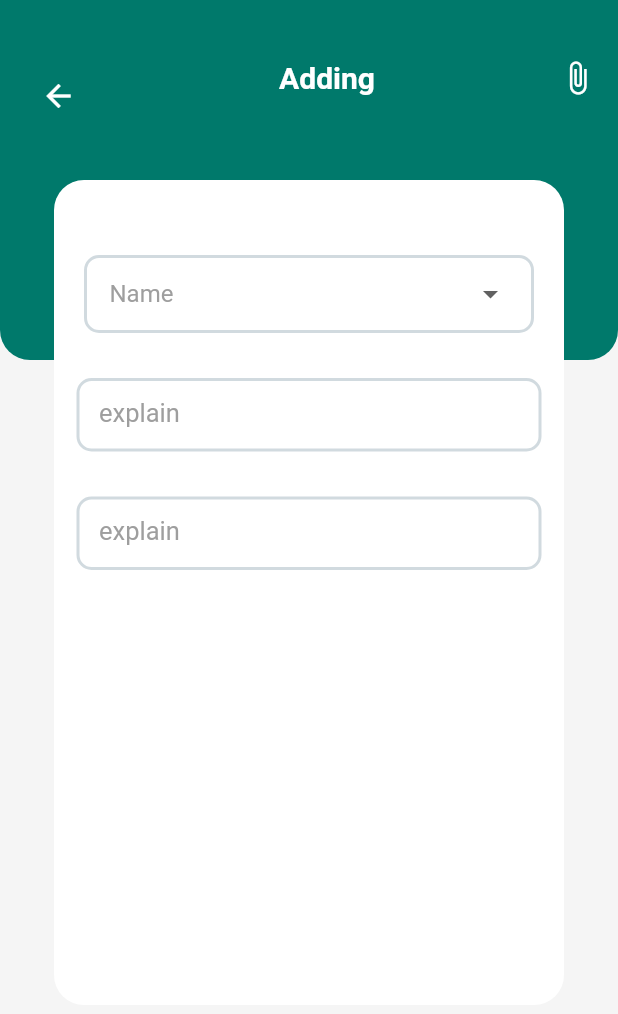
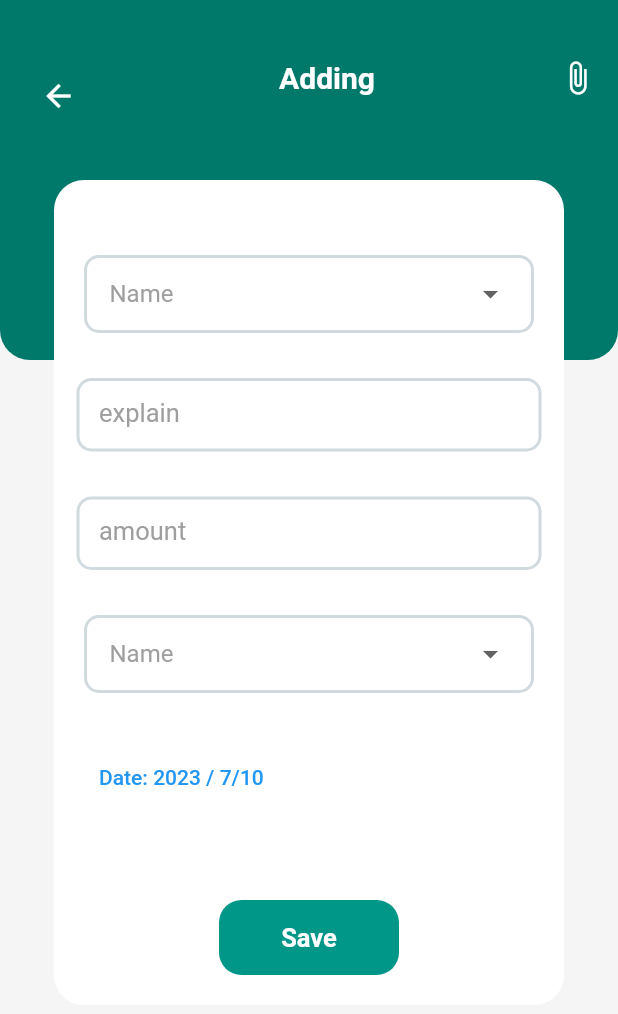
Before and after one commit to SuhailaShafi/CalcMoney, a Flutter app: the Add_screen screen opened directly, on a phone screen of 412 x 824 dp. Shown: the top 1014 px of the screen. Run offline on Flutter 3.47's test engine with Material 2 defaults, Android fonts, the phone set to English and light mode, and no system bars; our stand-ins replace hive, pie_chart; accounts and stored records are empty.

Commit message:
added some screens

```diff
--- /dev/null
+++ b/lib/models/add_date.dart
@@ -0,0 +1,18 @@
+import 'package:flutter/material.dart';
+import 'package:hive/hive.dart';
+part 'add_date.g.dart';
+
+@HiveType(typeId: 1)
+class Add_data extends HiveObject {
+  @HiveField(0)
+  String name;
+  @HiveField(1)
+  String explain;
+  @HiveField(2)
+  String amount;
+  @HiveField(3)
+  String IN;
+  @HiveField(4)
+  DateTime dateTime;
+  Add_data(this.IN, this.amount, this.explain, this.name, this.dateTime);
+}
--- a/lib/screens/add.dart
+++ b/lib/screens/add.dart
@@ -1,5 +1,3 @@
-import 'dart:math';
-
 import 'package:flutter/material.dart';
 
 class Add_screen extends StatefulWidget {
@@ -10,7 +8,9 @@ class Add_screen extends StatefulWidget {
 }
 
 class _Add_screenState extends State<Add_screen> {
+  DateTime date = DateTime.now();
   String? selectedItem;
+  String? selectedItemi;
   FocusNode ex = FocusNode();
   FocusNode amount = FocusNode();
   final List<String> _item = [
@@ -19,6 +19,7 @@ class _Add_screenState extends State<Add_screen> {
     "transportation",
     "Education"
   ];
+  final List<String> _itemi = ['Income', 'Expense'];
   final TextEditingController explain_C = TextEditingController();
   final TextEditingController amount_C = TextEditingController();
   @override
@@ -116,34 +117,19 @@ class _Add_screenState extends State<Add_screen> {
               SizedBox(
                 height: 30,
               ),
-              Padding(
-                padding: const EdgeInsets.symmetric(horizontal: 15),
-                child: TextField(
-                    controller: explain_C,
-                    decoration: InputDecoration(
-                        contentPadding:
-                            EdgeInsets.symmetric(horizontal: 15, vertical: 15),
-                        labelText: 'explain',
-                        labelStyle: TextStyle(
-                          fontSize: 17,
-                          color: Colors.grey.shade500,
-                        ),
-                        border: OutlineInputBorder(
-                            borderRadius: BorderRadius.circular(10),
-                            borderSide: BorderSide(
-                                width: 2,
-                                color: Color.fromARGB(255, 209, 218, 223))),
-                        enabledBorder: OutlineInputBorder(
-                            borderRadius: BorderRadius.circular(10),
-                            borderSide: BorderSide(
-                                width: 2,
-                                color: Color.fromARGB(255, 209, 218, 223))),
-                        focusedBorder: OutlineInputBorder(
-                            borderRadius: BorderRadius.circular(10),
-                            borderSide: BorderSide(
-                                width: 2,
-                                color:
-                                    const Color.fromARGB(255, 46, 186, 172))))),
+              methodAmount(),
+              SizedBox(
+                height: 30,
+              ),
+              categoryselectMethod(),
+              SizedBox(
+                height: 30,
+              ),
+              dateMethod(),
+              Spacer(),
+              saveButtonMethod(),
+              SizedBox(
+                height: 20,
               )
             ],
           ),
@@ -152,10 +138,149 @@ class _Add_screenState extends State<Add_screen> {
     );
   }
 
+  GestureDetector saveButtonMethod() {
+    return GestureDetector(
+      onTap: () {},
+      child: Container(
+        alignment: Alignment.center,
+        decoration: BoxDecoration(
+            borderRadius: BorderRadius.circular(15), color: Colors.teal),
+        width: 120,
+        height: 50,
+        child: Text(
+          'Save',
+          style: TextStyle(
+              fontFamily: 'f',
+              fontWeight: FontWeight.w600,
+              color: Colors.white,
+              fontSize: 17),
+        ),
+      ),
+    );
+  }
+
+  Widget dateMethod() {
+    return Container(
+      alignment: Alignment.bottomLeft,
+      decoration: BoxDecoration(
+          borderRadius: BorderRadius.circular(10),
+          border: Border.all(width: 2, color: Colors.white)),
+      width: 300,
+      child: TextButton(
+        onPressed: () async {
+          DateTime? newDate = await showDatePicker(
+              context: context,
+              initialDate: date,
+              firstDate: DateTime(2023),
+              lastDate: DateTime(2100));
+          if (newDate == Null) return;
+          setState(() {
+            date = newDate!;
+          });
+        },
+        child: Text('Date: ${date.year} / ${date.day}/${date.month}'),
+      ),
+    );
+  }
+
+  Padding categoryselectMethod() {
+    return Padding(
+      padding: const EdgeInsets.symmetric(horizontal: 15),
+      child: Container(
+        padding: EdgeInsets.symmetric(horizontal: 15),
+        decoration: BoxDecoration(
+            borderRadius: BorderRadius.circular(10),
+            border: Border.all(
+              width: 2,
+              color: Color.fromARGB(255, 209, 218, 223),
+            )),
+        width: 300,
+        child: DropdownButton<String>(
+          value: selectedItemi,
+          items: _itemi
+              .map((e) => DropdownMenuItem(
+                    child: Container(
+                        width: 40,
+                        child: Row(children: [
+                          Image.asset('assets/images/${e}.jpeg'),
+                          SizedBox(width: 10),
+                          Text(
+                            e,
+                            style: TextStyle(fontSize: 18),
+                          ),
+                        ])),
+                    value: e,
+                  ))
+              .toList(),
+          selectedItemBuilder: (BuildContext context) => _item
+              .map((e) => Row(
+                    children: [
+                      Container(
+                        width: 42,
+                        child: Image.asset('assets/images/${e}.jpeg'),
+                      ),
+                      SizedBox(
+                        width: 5,
+                      ),
+                      Text(e),
+                    ],
+                  ))
+              .toList(),
+          onChanged: ((value) {
+            setState(() {
+              selectedItemi = value!;
+            });
+          }),
+          hint: Text(
+            'Name',
+            style: TextStyle(
+              color: Colors.grey,
+            ),
+          ),
+          dropdownColor: Colors.white,
+          underline: Container(),
+          isExpanded: true,
+        ),
+      ),
+    );
+  }
+
+  Padding methodAmount() {
+    return Padding(
+      padding: const EdgeInsets.symmetric(horizontal: 15),
+      child: TextField(
+          keyboardType: TextInputType.number,
+          focusNode: amount,
+          controller: amount_C,
+          decoration: InputDecoration(
+              contentPadding:
+                  EdgeInsets.symmetric(horizontal: 15, vertical: 15),
+              labelText: 'amount',
+              labelStyle: TextStyle(
+                fontSize: 17,
+                color: Colors.grey.shade500,
+              ),
+              border: OutlineInputBorder(
+                  borderRadius: BorderRadius.circular(10),
+                  borderSide: BorderSide(
+                      width: 2, color: Color.fromARGB(255, 209, 218, 223))),
+              enabledBorder: OutlineInputBorder(
+                  borderRadius: BorderRadius.circular(10),
+                  borderSide: BorderSide(
+                      width: 2, color: Color.fromARGB(255, 209, 218, 223))),
+              focusedBorder: OutlineInputBorder(
+                  borderRadius: BorderRadius.circular(10),
+                  borderSide: BorderSide(
+                      width: 2,
+                      color: const Color.fromARGB(255, 46, 186, 172))))),
+    );
+  }
+
   Padding explain() {
     return Padding(
       padding: const EdgeInsets.symmetric(horizontal: 15),
       child: TextField(
+          focusNode: ex,
           controller: explain_C,
           decoration: InputDecoration(
               contentPadding:
--- a/lib/screens/bottomnavigation.dart
+++ b/lib/screens/bottomnavigation.dart
@@ -1,3 +1,4 @@
+import 'package:evesapp/screens/category.dart';
 import 'package:flutter/material.dart';
 import 'package:evesapp/screens/add.dart';
 import 'package:evesapp/screens/home.dart';
@@ -12,7 +13,7 @@ class Bottom extends StatefulWidget {
 
 class _BottomState extends State<Bottom> {
   int index_color = 0;
-  List Screens = [home(), Statistics(), home(), Statistics()];
+  List Screens = [home(), Statistics(), Category(), Statistics()];
   @override
   Widget build(BuildContext context) {
     return Scaffold(
```
Also changed, not shown: lib/screens/category.dart (added, +88 -0 lines), lib/screens/statistics.dart (+65 -1 lines), pubspec.yaml (+11 -16 lines), assets/images/starbucks.jpeg (added), assets/images/transfer.jpeg (added), assets/images/upwork.jpeg (added), lib/models/add_date.g.dart (added), lib/screens/profile.dart (added), pubspec.lock, 1 other file.
